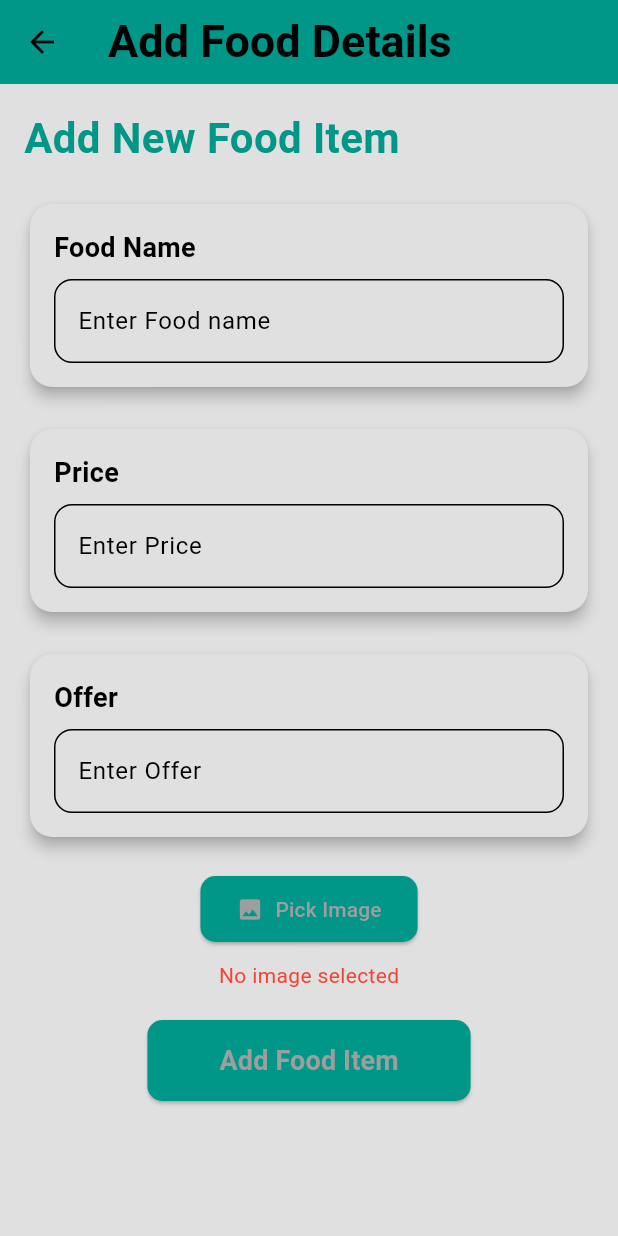
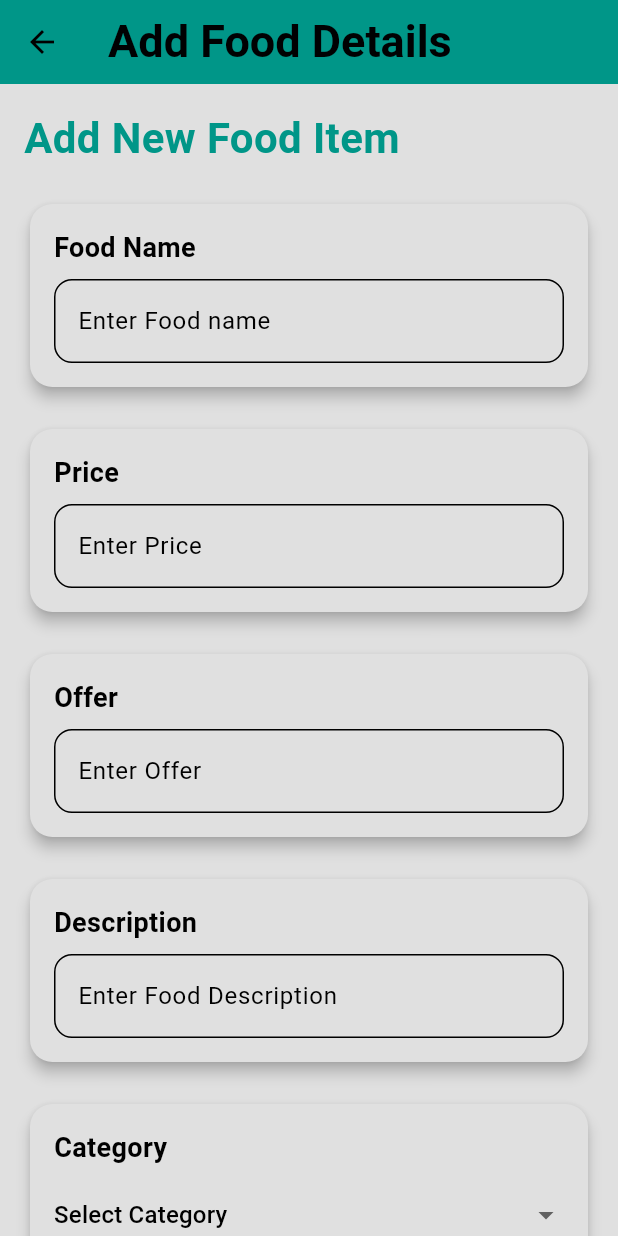
Before and after one commit to sahanHansaja026/SLTC-Foodie-admin-App--Flutter-Firebase-, a Flutter app: the screen it shows once a user with an empty profile is signed in, in the side drawer, after a tap on "F O O D S", on a phone screen of 412 x 824 dp. Run offline on Flutter 3.47's test engine with Material 3 defaults, Android fonts, the phone set to English and light mode, and no system bars; our stand-ins replace cloud_firestore, firebase_auth, firebase_core, firebase_storage, fluttertoast, image_picker and 1 more; accounts and stored records are empty.

Commit message:
order view changing

```diff
--- a/lib/pages/employee.dart
+++ b/lib/pages/employee.dart
@@ -15,11 +15,24 @@ class Employee extends StatefulWidget {
 
 class _EmployeeState extends State<Employee> {
   TextEditingController nameController = TextEditingController();
-  TextEditingController ageController = TextEditingController();
-  TextEditingController locationController = TextEditingController();
+  TextEditingController priceController = TextEditingController();
+  TextEditingController offerController = TextEditingController();
+  TextEditingController descriptionController = TextEditingController();
+
+  String selectedCategory = "Select Category"; // Default value for category
 
   File? _image; // Selected image file
   final ImagePicker _picker = ImagePicker(); // Image picker instance
+
+  // Food categories to choose from
+  final List<String> categories = [
+    "Select Category",
+    "Beverages",
+    "Snacks",
+    "Main Course",
+    "Desserts",
+    "Fast Food"
+  ];
 
   Future pickImage() async {
     final pickedFile = await _picker.pickImage(source: ImageSource.gallery);
@@ -27,7 +40,6 @@ class _EmployeeState extends State<Employee> {
       if (pickedFile != null) {
         _image = File(pickedFile.path);
       } else {
-        // ignore: avoid_print
         print("No image selected.");
       }
     });
@@ -72,10 +84,12 @@ class _EmployeeState extends State<Employee> {
 
   void clearFields() {
     nameController.clear();
-    ageController.clear();
-    locationController.clear();
+    priceController.clear();
+    offerController.clear();
+    descriptionController.clear();
     setState(() {
       _image = null;
+      selectedCategory = "Select Category";
     });
   }
 
@@ -115,14 +129,59 @@ class _EmployeeState extends State<Employee> {
             buildInputCard(
               "Price",
               "Enter Price",
-              ageController,
+              priceController,
               keyboardType: TextInputType.number,
             ),
             const SizedBox(height: 20),
             buildInputCard(
               "Offer",
               "Enter Offer",
-              locationController,
+              offerController,
+            ),
+            const SizedBox(height: 20),
+            buildInputCard(
+              "Description",
+              "Enter Food Description",
+              descriptionController,
+            ),
+            const SizedBox(height: 20),
+            // Dropdown for selecting category
+            Card(
+              shape: RoundedRectangleBorder(
+                borderRadius: BorderRadius.circular(15),
+              ),
+              elevation: 4,
+              child: Padding(
+                padding: const EdgeInsets.all(16.0),
+                child: Column(
+                  crossAxisAlignment: CrossAxisAlignment.start,
+                  children: [
+                    const Text(
+                      "Category",
+                      style: TextStyle(
+                        fontSize: 18,
+                        fontWeight: FontWeight.bold,
+                      ),
+                    ),
+                    const SizedBox(height: 8),
+                    DropdownButton<String>(
+                      value: selectedCategory,
+                      isExpanded: true,
+                      items: categories.map((String category) {
+                        return DropdownMenuItem<String>(
+                          value: category,
+                          child: Text(category),
+                        );
+                      }).toList(),
+                      onChanged: (String? newValue) {
+                        setState(() {
+                          selectedCategory = newValue!;
+                        });
+                      },
+                    ),
+                  ],
+                ),
+              ),
             ),
             const SizedBox(height: 20),
             Center(
@@ -163,8 +222,10 @@ class _EmployeeState extends State<Employee> {
               child: ElevatedButton(
                 onPressed: () async {
                   if (nameController.text.isEmpty ||
-                      ageController.text.isEmpty ||
-                      locationController.text.isEmpty ||
+                      priceController.text.isEmpty ||
+                      offerController.text.isEmpty ||
+                      descriptionController.text.isEmpty ||
+                      selectedCategory == "Select Category" ||
                       _image == null) {
                     Fluttertoast.showToast(
                       msg: "Please fill all fields and select an image",
@@ -183,9 +244,11 @@ class _EmployeeState extends State<Employee> {
                     String? imageUrl = await uploadImage(id);
                     Map<String, dynamic> employeeInfoMap = {
                       "Name": nameController.text,
-                      "food": ageController.text,
+                      "food": priceController.text,
                       "ID": id,
-                      "offer": locationController.text,
+                      "offer": offerController.text,
+                      "description": descriptionController.text,
+                      "category": selectedCategory,
                       "ImageURL": imageUrl,
                     };
                     await DatabaseMethod()
@@ -203,9 +266,7 @@ class _EmployeeState extends State<Employee> {
                       clearFields();
                     });
                   } catch (e) {
-                    // ignore: use_build_context_synchronously
                     Navigator.pop(context);
-                    // ignore: avoid_print
                     print(e);
                   }
                 },
@@ -278,6 +339,4 @@ class DatabaseMethod {
         .doc(id)
         .set(employeeInfoMap);
   }
-
-  getEmployeeDeatails() {}
 }
--- a/lib/pages/order_details.dart
+++ b/lib/pages/order_details.dart
@@ -10,6 +10,7 @@ class OrderDetails extends StatefulWidget {
   final double totalPrice;
   final String userEmail;
   final String orderId;
+  final int quantity;
 
   const OrderDetails({
     super.key,
@@ -20,6 +21,7 @@ class OrderDetails extends StatefulWidget {
     required this.imageUrl,
     required this.totalPrice,
     required this.userEmail,
+    required this.quantity,
     required this.orderId,
   });
 
@@ -96,6 +98,8 @@ class _OrderDetailsState extends State<OrderDetails> {
             const SizedBox(height: 8),
             Text('Total Price: \$${widget.totalPrice.toStringAsFixed(2)}'),
             const SizedBox(height: 8),
+            Text('quentity: ${widget.quantity}'),
+            const SizedBox(height: 8),
             Text('User Email: ${widget.userEmail}'),
 
             const SizedBox(height: 16),
--- a/lib/services/database/payment_service.dart
+++ b/lib/services/database/payment_service.dart
@@ -7,7 +7,8 @@ class PaymentService {
     required String userEmail,
     required String foodName,
     required double totalPrice,
-    required String imageUrl, // Add ImageURL parameter
+    required String imageUrl,
+    required int quantity, // Add ImageURL parameter
   }) async {
     // Get current date and time
     DateTime now = DateTime.now();
@@ -25,7 +26,8 @@ class PaymentService {
       'total_price': totalPrice,
       'date': formattedDate,
       'time': formattedTime,
-      'image_url': imageUrl, // Add ImageURL field
+      'image_url': imageUrl,
+      'quentity':quantity, // Add ImageURL field
     });
   }
 }
```
Also changed, not shown: lib/pages/PaymentPage.dart (deleted, +0 -126 lines), lib/pages/home_page.dart (+50 -28 lines), lib/pages/my_orders_page.dart (deleted, +0 -155 lines).
